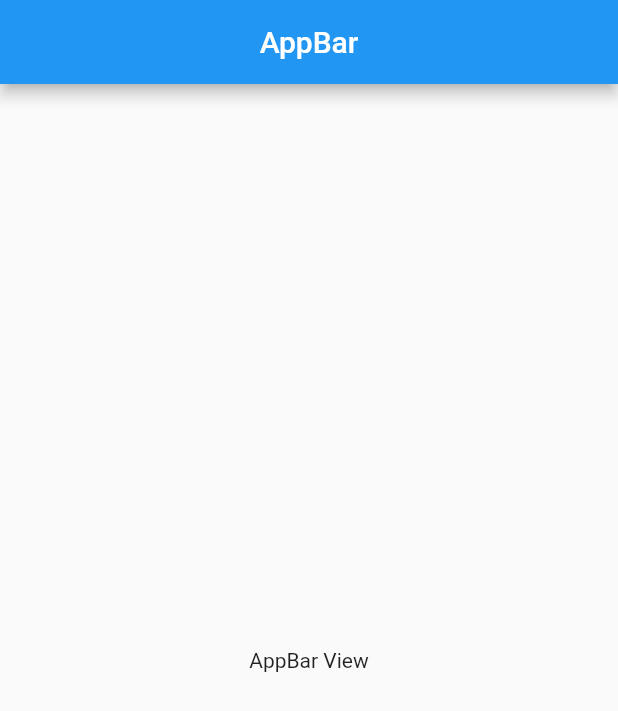
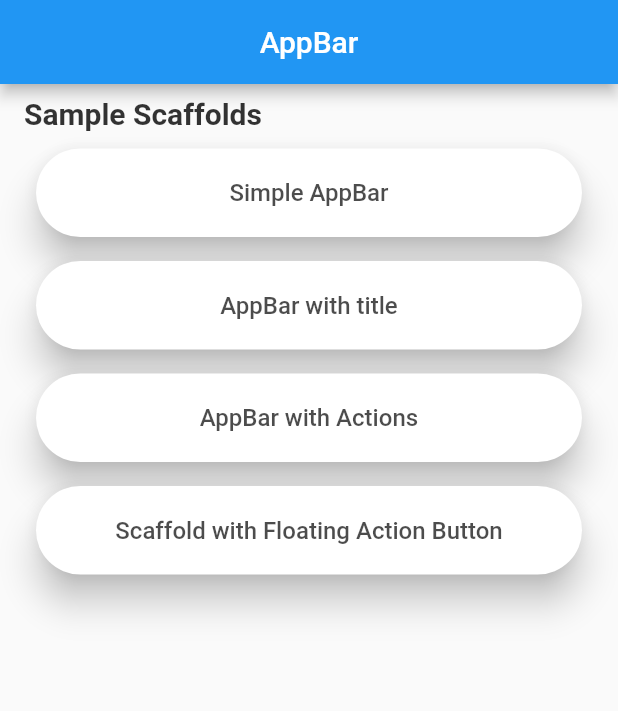
Before and after one commit to jugalw13/Flutter-Widget-Learner, a Flutter app: the AppBarView screen opened directly, on a phone screen of 412 x 824 dp. Shown: the top 711 px of the screen. Run offline on Flutter 3.47's test engine with Material 2 defaults, Android fonts, the phone set to English and light mode, and no system bars.

Commit message:
appbar and center

```diff
--- /dev/null
+++ b/lib/views/basic_views/app_bar_views/app_bar_actions_view.dart
@@ -0,0 +1,16 @@
+import 'package:flutter/material.dart';
+
+class AppBarActionsView extends StatelessWidget {
+  @override
+  Widget build(BuildContext context) {
+    return Scaffold(
+      appBar: AppBar(
+        title: Text('Actions'),
+        actions: <Widget>[
+          Icon(Icons.add),
+          Icon(Icons.refresh),
+        ],
+      ),
+    );
+  }
+}
--- /dev/null
+++ b/lib/views/basic_views/app_bar_views/app_bar_elevation_view.dart
@@ -0,0 +1,17 @@
+import 'package:flutter/material.dart';
+
+class AppBarElevationView extends StatelessWidget {
+  @override
+  Widget build(BuildContext context) {
+    return Scaffold(
+      appBar: AppBar(
+        title: Text('Elevation'),
+        actions: <Widget>[
+          Icon(Icons.add),
+          Icon(Icons.refresh),
+        ],
+        elevation: 8,
+      ),
+    );
+  }
+}
--- /dev/null
+++ b/lib/views/basic_views/app_bar_views/app_bar_title_view.dart
@@ -0,0 +1,12 @@
+import 'package:flutter/material.dart';
+
+class AppBarTitleView extends StatelessWidget {
+  @override
+  Widget build(BuildContext context) {
+    return Scaffold(
+      appBar: AppBar(
+        title: Text('Sample AppBar'),
+      ),
+    );
+  }
+}
--- a/lib/views/basic_views/app_bar_views/app_bar_view.dart
+++ b/lib/views/basic_views/app_bar_views/app_bar_view.dart
@@ -1,4 +1,9 @@
 import 'package:flutter/material.dart';
+import 'package:widget_learner/views/basic_views/app_bar_views/app_bar_actions_view.dart';
+import 'package:widget_learner/views/basic_views/app_bar_views/app_bar_elevation_view.dart';
+import 'package:widget_learner/views/basic_views/app_bar_views/app_bar_title_view.dart';
+import 'package:widget_learner/views/basic_views/app_bar_views/simple_app_bar_view.dart';
+import 'package:widget_learner/widgets/custom_card.dart';
 import 'package:widget_learner/widgets/scaffolds/custom_scaffold.dart';
 
 class AppBarView extends StatelessWidget {
@@ -6,8 +11,59 @@ class AppBarView extends StatelessWidget {
   Widget build(BuildContext context) {
     return CustomScaffold(
       title: 'AppBar',
-      body: Center(
-        child: Text('AppBar View'),
+      body: Column(
+        crossAxisAlignment: CrossAxisAlignment.stretch,
+        children: <Widget>[
+          Container(
+            padding: EdgeInsets.fromLTRB(16, 8, 20, 4),
+            child: Text(
+              'Sample Scaffolds',
+              style: TextStyle(
+                fontSize: 20,
+                fontWeight: FontWeight.w600,
+                color: Color.fromRGBO(0, 0, 0, 0.8),
+              ),
+            ),
+          ),
+          Expanded(
+            child: ListView(
+              children: [
+                CustomCard(
+                  title: 'Simple AppBar',
+                  onTap: () => Navigator.of(context).push(
+                    MaterialPageRoute(
+                      builder: (context) => SimpleAppBarView(),
+                    ),
+                  ),
+                ),
+                CustomCard(
+                  title: 'AppBar with title',
+                  onTap: () => Navigator.of(context).push(
+                    MaterialPageRoute(
+                      builder: (context) => AppBarTitleView(),
+                    ),
+                  ),
+                ),
+                CustomCard(
+                  title: 'AppBar with Actions',
+                  onTap: () => Navigator.of(context).push(
+                    MaterialPageRoute(
+                      builder: (context) => AppBarActionsView(),
+                    ),
+                  ),
+                ),
+                CustomCard(
+                  title: 'Scaffold with Floating Action Button',
+                  onTap: () => Navigator.of(context).push(
+                    MaterialPageRoute(
+                      builder: (context) => AppBarElevationView(),
+                    ),
+                  ),
+                ),
+              ],
+            ),
+          ),
+        ],
       ),
     );
   }
--- /dev/null
+++ b/lib/views/basic_views/app_bar_views/simple_app_bar_view.dart
@@ -0,0 +1,10 @@
+import 'package:flutter/material.dart';
+
+class SimpleAppBarView extends StatelessWidget {
+  @override
+  Widget build(BuildContext context) {
+    return Scaffold(
+      appBar: AppBar(),
+    );
+  }
+}
```
Also changed, not shown: lib/views/basic_views/center_views/center_view.dart (+40 -2 lines).
